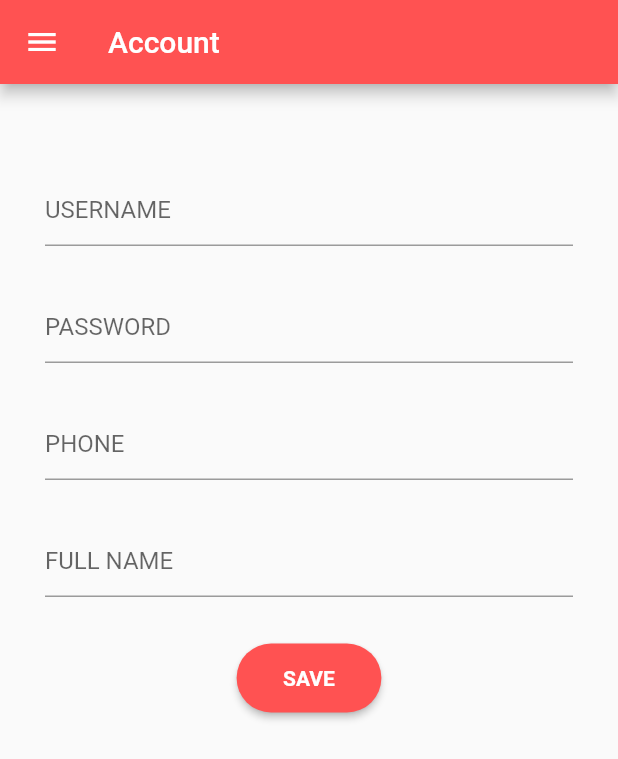
After one commit to hungthai1401/hd, a Flutter app: the AccountPage screen opened directly, on a phone screen of 412 x 824 dp. The commit adds this screen. Shown: the top 759 px of the screen. Run offline on Flutter 3.47's test engine with Material 2 defaults, Android fonts, the phone set to English and light mode, and no system bars; our stand-ins replace dio, font_awesome_flutter, image_gallery_saver, image_picker, photo_view, rxdart and 1 more.

Commit message:
[IMPLEMENT] account feature

```diff
--- a/lib/components/app_drawer.dart
+++ b/lib/components/app_drawer.dart
@@ -1,5 +1,6 @@
 import 'package:flutter/material.dart';
 import 'package:font_awesome_flutter/font_awesome_flutter.dart';
+import 'package:hd/screens/account/account_page.dart';
 import 'package:hd/screens/auth/login_page.dart';
 import 'package:hd/screens/home/home_page.dart';
 
@@ -22,7 +23,8 @@ class AppDrawer extends StatelessWidget {
           ListTile(
             leading: Icon(FontAwesomeIcons.user),
             title: Text('Account'),
-            onTap: () {},
+            onTap: () =>
+                Navigator.of(context).pushReplacementNamed(AccountPage.name),
           ),
           ListTile(
             leading: Icon(FontAwesomeIcons.signOutAlt),
--- a/lib/route.dart
+++ b/lib/route.dart
@@ -1,6 +1,7 @@
 import 'package:flutter/material.dart';
 import 'package:hd/screens/accessory/accessories_page.dart';
 import 'package:hd/screens/accessory/accessory_page.dart';
+import 'package:hd/screens/account/account_page.dart';
 import 'package:hd/screens/auth/login_page.dart';
 import 'package:hd/screens/home/home_page.dart';
 
@@ -22,6 +23,10 @@ PageRoute routes(routeSettings) {
       return MaterialPageRoute(
         builder: (BuildContext context) => AccessoryPage(),
       );
+    case AccountPage.name:
+      return MaterialPageRoute(
+        builder: (BuildContext context) => AccountPage(),
+      );
     default:
       return MaterialPageRoute(
         builder: (BuildContext context) => LoginPage(),
--- a/lib/screens/accessory/components/accessory_image.dart
+++ b/lib/screens/accessory/components/accessory_image.dart
@@ -30,7 +30,7 @@ class AccessoryImage extends StatelessWidget {
       child: GestureDetector(
         onTap: () => _openGallery(context),
         child: Container(
-          constraints: new BoxConstraints.expand(
+          constraints: BoxConstraints.expand(
             height: 400.0,
           ),
           decoration: BoxDecoration(
--- a/lib/screens/accessory/components/camera_placeholder_image.dart
+++ b/lib/screens/accessory/components/camera_placeholder_image.dart
@@ -9,7 +9,7 @@ class CameraPlaceHolderImage extends StatelessWidget {
   Widget build(BuildContext context) {
     return GestureDetector(
       child: Container(
-        constraints: new BoxConstraints.expand(
+        constraints: BoxConstraints.expand(
           height: 400.0,
         ),
         decoration: BoxDecoration(
--- a/lib/screens/accessory/components/captured_image.dart
+++ b/lib/screens/accessory/components/captured_image.dart
@@ -31,7 +31,7 @@ class CapturedImage extends StatelessWidget {
     return GestureDetector(
       onTap: () => _openGallery(context),
       child: Container(
-        constraints: new BoxConstraints.expand(
+        constraints: BoxConstraints.expand(
           height: 400.0,
         ),
         decoration: BoxDecoration(
--- /dev/null
+++ b/lib/screens/account/account_page.dart
@@ -0,0 +1,98 @@
+import 'package:flutter/material.dart';
+import 'package:hd/components/app_drawer.dart';
+import 'package:hd/screens/home/home_page.dart';
+
+class AccountPage extends StatefulWidget {
+  static const String name = '/profile';
+
+  @override
+  _AccountPageState createState() => _AccountPageState();
+}
+
+class _AccountPageState extends State<AccountPage> {
+  @override
+  Widget build(BuildContext context) {
+    final Widget _userName = TextFormField(
+      autofocus: false,
+      decoration: InputDecoration(
+        hintText: 'username'.toUpperCase(),
+      ),
+    );
+
+    final Widget _password = TextFormField(
+      autofocus: false,
+      obscureText: true,
+      decoration: InputDecoration(
+        hintText: 'password'.toUpperCase(),
+      ),
+    );
+
+    final Widget _phone = TextFormField(
+      autofocus: false,
+      decoration: InputDecoration(
+        hintText: 'phone'.toUpperCase(),
+      ),
+    );
+
+    final Widget _fullName = TextFormField(
+      autofocus: false,
+      decoration: InputDecoration(
+        hintText: 'full name'.toUpperCase(),
+      ),
+    );
+
+    final _saveButton = RaisedButton(
+      onPressed: () =>
+          Navigator.of(context).pushReplacementNamed(HomePage.name),
+      color: Colors.redAccent,
+      child: Padding(
+        padding: const EdgeInsets.all(15.0),
+        child: Text(
+          'save'.toUpperCase(),
+          style: TextStyle(
+            fontWeight: FontWeight.bold,
+            color: Colors.white,
+          ),
+        ),
+      ),
+      shape: RoundedRectangleBorder(
+        borderRadius: BorderRadius.circular(30.0),
+      ),
+    );
+
+    return Scaffold(
+      appBar: AppBar(
+        title: const Text('Account'),
+      ),
+      drawer: AppDrawer(),
+      body: Container(
+        padding: const EdgeInsets.all(30.0),
+        child: Column(
+          mainAxisAlignment: MainAxisAlignment.start,
+          children: <Widget>[
+            SizedBox(
+              height: 30.0,
+            ),
+            _userName,
+            SizedBox(
+              height: 30.0,
+            ),
+            _password,
+            SizedBox(
+              height: 30.0,
+            ),
+            _phone,
+            SizedBox(
+              height: 30.0,
+            ),
+            _fullName,
+            SizedBox(
+              height: 30.0,
+            ),
+            _saveButton,
+          ],
+        ),
+      ),
+    );
+  }
+}
```
